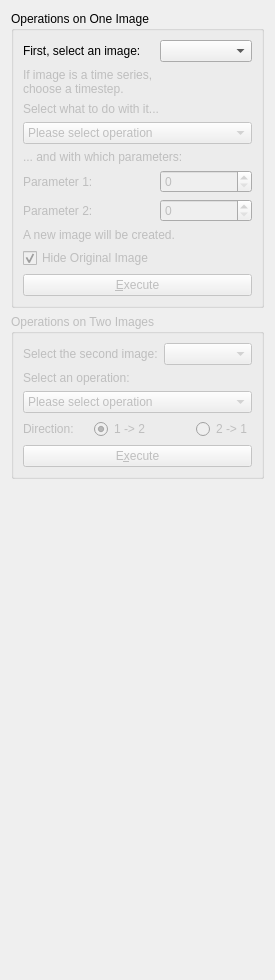
Qt form Modules/Bundles/org.mitk.gui.qt.basicimageprocessing/src/internal/QmitkBasicImageProcessingViewControls.ui (MITK/MITK) before a commit.
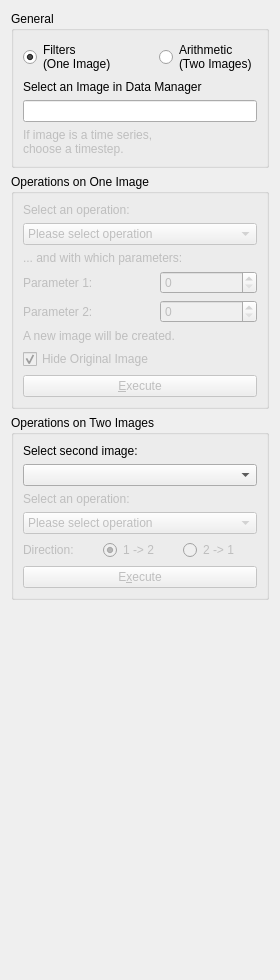
The same form after that commit. Custom widgets are drawn as their Qt base class.

Commit message: FIX (#2686): Major GUI and logic revision

Patch:
```diff
--- a/Modules/Bundles/org.mitk.gui.qt.basicimageprocessing/src/internal/QmitkBasicImageProcessingViewControls.ui
+++ b/Modules/Bundles/org.mitk.gui.qt.basicimageprocessing/src/internal/QmitkBasicImageProcessingViewControls.ui
@@ -13,147 +13,50 @@
   <property name="windowTitle">
    <string>Form</string>
   </property>
-  <layout class="QGridLayout" name="gridLayout_3">
-   <item row="1" column="0">
-    <widget class="QGroupBox" name="gbTwoImageOps">
-     <property name="enabled">
-      <bool>false</bool>
-     </property>
-     <property name="title">
-      <string>Operations on Two Images</string>
-     </property>
-     <layout class="QGridLayout" name="gridLayout_2">
-      <item row="0" column="0" colspan="2">
-       <widget class="QLabel" name="textLabel1">
-        <property name="text">
-         <string>Select the second image:</string>
-        </property>
-        <property name="wordWrap">
-         <bool>false</bool>
-        </property>
-        <property name="buddy">
-         <cstring>m_ImageSelector2</cstring>
-        </property>
-       </widget>
-      </item>
-      <item row="0" column="2" colspan="2">
-       <widget class="QmitkDataStorageComboBox" name="m_ImageSelector2"/>
-      </item>
-      <item row="1" column="0" colspan="2">
-       <widget class="QLabel" name="textLabel2">
-        <property name="text">
-         <string>Select an operation:</string>
-        </property>
-        <property name="wordWrap">
-         <bool>false</bool>
-        </property>
-        <property name="buddy">
-         <cstring>cbWhat2</cstring>
-        </property>
-       </widget>
-      </item>
-      <item row="2" column="0" colspan="4">
-       <widget class="QComboBox" name="cbWhat2">
-        <item>
-         <property name="text">
-          <string>Please select operation</string>
-         </property>
-        </item>
-        <item>
-         <property name="text">
-          <string>Add</string>
-         </property>
-        </item>
-        <item>
-         <property name="text">
-          <string>Subtract</string>
-         </property>
-        </item>
-        <item>
-         <property name="text">
-          <string>Multiplay</string>
-         </property>
-        </item>
-        <item>
-         <property name="text">
-          <string>Divide</string>
-         </property>
-        </item>
-       </widget>
-      </item>
-      <item row="3" column="0">
-       <widget class="QLabel" name="label">
-        <property name="cursor">
-         <cursorShape>ArrowCursor</cursorShape>
-        </property>
-        <property name="text">
-         <string>Direction: </string>
-        </property>
-       </widget>
-      </item>
-      <item row="3" column="1" colspan="2">
-       <widget class="QRadioButton" name="radioButton1">
-        <property name="text">
-         <string>1 -&gt; 2</string>
-        </property>
-        <property name="checked">
-         <bool>true</bool>
-        </property>
-       </widget>
-      </item>
-      <item row="3" column="3">
-       <widget class="QRadioButton" name="radioButton2">
-        <property name="text">
-         <string>2 -&gt; 1</string>
-        </property>
-       </widget>
-      </item>
-      <item row="4" column="0" colspan="4">
-       <widget class="QPushButton" name="btnDoIt2">
-        <property name="text">
-         <string>E&amp;xecute</string>
-        </property>
-       </widget>
-      </item>
-     </layout>
-    </widget>
-   </item>
-   <item row="2" column="0">
-    <spacer name="verticalSpacer">
-     <property name="orientation">
-      <enum>Qt::Vertical</enum>
-     </property>
-     <property name="sizeHint" stdset="0">
-      <size>
-       <width>20</width>
-       <height>489</height>
-      </size>
-     </property>
-    </spacer>
-   </item>
+  <layout class="QGridLayout" name="gridLayout_4">
    <item row="0" column="0">
-    <widget class="QGroupBox" name="gbOneImageOps">
+    <widget class="QGroupBox" name="groupBox">
      <property name="title">
-      <string>Operations on One Image</string>
+      <string>General</string>
      </property>
-     <layout class="QGridLayout" name="gridLayout">
+     <layout class="QGridLayout" name="gridLayout_3">
       <item row="0" column="0">
-       <widget class="QLabel" name="tl1_1">
+       <widget class="QRadioButton" name="rBOneImOp">
         <property name="text">
-         <string>First, select an image:</string>
+         <string>Filters
+(One Image)</string>
         </property>
-        <property name="wordWrap">
-         <bool>false</bool>
-        </property>
-        <property name="buddy">
-         <cstring>m_ImageSelector1</cstring>
+        <property name="checked">
+         <bool>true</bool>
         </property>
        </widget>
       </item>
       <item row="0" column="1">
-       <widget class="QmitkDataStorageComboBox" name="m_ImageSelector1"/>
+       <widget class="QRadioButton" name="rBTwoImOp">
+        <property name="text">
+         <string>Arithmetic
+(Two Images)</string>
+        </property>
+       </widget>
       </item>
-      <item row="1" column="0">
+      <item row="1" column="0" colspan="2">
+       <widget class="QLabel" name="tl1_1">
+        <property name="text">
+         <string>Select an Image in Data Manager</string>
+        </property>
+        <property name="wordWrap">
+         <bool>false</bool>
+        </property>
+       </widget>
+      </item>
+      <item row="2" column="0" colspan="2">
+       <widget class="QLineEdit" name="leImage1">
+        <property name="readOnly">
+         <bool>true</bool>
+        </property>
+       </widget>
+      </item>
+      <item row="3" column="0">
        <widget class="QLabel" name="tlTime">
         <property name="enabled">
          <bool>false</bool>
@@ -167,20 +70,29 @@
         </property>
        </widget>
       </item>
-      <item row="1" column="1">
+      <item row="3" column="1">
        <widget class="QmitkSliderNavigatorWidget" name="sliceNavigatorTime" native="true">
         <property name="enabled">
          <bool>false</bool>
         </property>
        </widget>
       </item>
-      <item row="2" column="0" colspan="2">
-       <widget class="QLabel" name="tlWhat">
+     </layout>
+    </widget>
+   </item>
+   <item row="1" column="0">
+    <widget class="QGroupBox" name="gbOneImageOps">
+     <property name="title">
+      <string>Operations on One Image</string>
+     </property>
+     <layout class="QGridLayout" name="gridLayout">
+      <item row="0" column="0" colspan="2">
+       <widget class="QLabel" name="tlWhat1">
         <property name="enabled">
          <bool>false</bool>
         </property>
         <property name="text">
-         <string>Select what to do with it...</string>
+         <string>Select an operation:</string>
         </property>
         <property name="wordWrap">
          <bool>false</bool>
@@ -190,7 +102,7 @@
         </property>
        </widget>
       </item>
-      <item row="3" column="0" colspan="2">
+      <item row="1" column="0" colspan="2">
        <widget class="QComboBox" name="cbWhat1">
         <property name="enabled">
          <bool>false</bool>
@@ -282,7 +194,7 @@
         </item>
        </widget>
       </item>
-      <item row="4" column="0" colspan="2">
+      <item row="2" column="0" colspan="2">
        <widget class="QLabel" name="tlParam">
         <property name="enabled">
          <bool>false</bool>
@@ -295,7 +207,7 @@
         </property>
        </widget>
       </item>
-      <item row="5" column="0">
+      <item row="3" column="0">
        <widget class="QLabel" name="tlParam1">
         <property name="enabled">
          <bool>false</bool>
@@ -311,14 +223,14 @@
         </property>
        </widget>
       </item>
-      <item row="5" column="1">
+      <item row="3" column="1">
        <widget class="QSpinBox" name="sbParam1">
         <property name="enabled">
          <bool>false</bool>
         </property>
        </widget>
       </item>
-      <item row="6" column="0">
+      <item row="4" column="0">
        <widget class="QLabel" name="tlParam2">
         <property name="enabled">
          <bool>false</bool>
@@ -334,14 +246,14 @@
         </property>
        </widget>
       </item>
-      <item row="6" column="1">
+      <item row="4" column="1">
        <widget class="QSpinBox" name="sbParam2">
         <property name="enabled">
          <bool>false</bool>
         </property>
        </widget>
       </item>
-      <item row="7" column="0" colspan="2">
+      <item row="5" column="0" colspan="2">
        <widget class="QLabel" name="tlDoIt">
         <property name="enabled">
          <bool>false</bool>
@@ -357,7 +269,7 @@
         </property>
        </widget>
       </item>
-      <item row="8" column="0">
+      <item row="6" column="0">
        <widget class="QCheckBox" name="cbHideOrig">
         <property name="enabled">
          <bool>false</bool>
@@ -370,7 +282,7 @@
         </property>
        </widget>
       </item>
-      <item row="9" column="0" colspan="2">
+      <item row="7" column="0" colspan="2">
        <widget class="QPushButton" name="btnDoIt">
         <property name="enabled">
          <bool>false</bool>
@@ -383,6 +295,154 @@
      </layout>
     </widget>
    </item>
+   <item row="2" column="0">
+    <widget class="QGroupBox" name="gbTwoImageOps">
+     <property name="enabled">
+      <bool>true</bool>
+     </property>
+     <property name="title">
+      <string>Operations on Two Images</string>
+     </property>
+     <property name="checkable">
+      <bool>false</bool>
+     </property>
+     <property name="checked">
+      <bool>false</bool>
+     </property>
+     <layout class="QGridLayout" name="gridLayout_2">
+      <item row="0" column="0" colspan="2">
+       <widget class="QLabel" name="textLabel1">
+        <property name="enabled">
+         <bool>true</bool>
+        </property>
+        <property name="text">
+         <string>Select second image:</string>
+        </property>
+        <property name="wordWrap">
+         <bool>false</bool>
+        </property>
+        <property name="buddy">
+         <cstring>m_ImageSelector2</cstring>
+        </property>
+       </widget>
+      </item>
+      <item row="1" column="0" colspan="3">
+       <widget class="QmitkDataStorageComboBox" name="m_ImageSelector2">
+        <property name="enabled">
+         <bool>true</bool>
+        </property>
+       </widget>
+      </item>
+      <item row="2" column="0" colspan="2">
+       <widget class="QLabel" name="tlWhat2">
+        <property name="enabled">
+         <bool>false</bool>
+        </property>
+        <property name="text">
+         <string>Select an operation:</string>
+        </property>
+        <property name="wordWrap">
+         <bool>false</bool>
+        </property>
+        <property name="buddy">
+         <cstring>cbWhat2</cstring>
+        </property>
+       </widget>
+      </item>
+      <item row="3" column="0" colspan="3">
+       <widget class="QComboBox" name="cbWhat2">
+        <property name="enabled">
+         <bool>false</bool>
+        </property>
+        <item>
+         <property name="text">
+          <string>Please select operation</string>
+         </property>
+        </item>
+        <item>
+         <property name="text">
+          <string>Add</string>
+         </property>
+        </item>
+        <item>
+         <property name="text">
+          <string>Subtract</string>
+         </property>
+        </item>
+        <item>
+         <property name="text">
+          <string>Multiplay</string>
+         </property>
+        </item>
+        <item>
+         <property name="text">
+          <string>Divide</string>
+         </property>
+        </item>
+       </widget>
+      </item>
+      <item row="4" column="0">
+       <widget class="QLabel" name="tlDirection">
+        <property name="enabled">
+         <bool>false</bool>
+        </property>
+        <property name="cursor">
+         <cursorShape>ArrowCursor</cursorShape>
+        </property>
+        <property name="text">
+         <string>Direction: </string>
+        </property>
+       </widget>
+      </item>
+      <item row="4" column="1">
+       <widget class="QRadioButton" name="rbDirection1">
+        <property name="enabled">
+         <bool>false</bool>
+        </property>
+        <property name="text">
+         <string>1 -&gt; 2</string>
+        </property>
+        <property name="checked">
+         <bool>true</bool>
+        </property>
+       </widget>
+      </item>
+      <item row="4" column="2">
+       <widget class="QRadioButton" name="rbDirection2">
+        <property name="enabled">
+         <bool>false</bool>
+        </property>
+        <property name="text">
+         <string>2 -&gt; 1</string>
+        </property>
+       </widget>
+      </item>
+      <item row="5" column="0" colspan="3">
+       <widget class="QPushButton" name="btnDoIt2">
+        <property name="enabled">
+         <bool>false</bool>
+        </property>
+        <property name="text">
+         <string>E&amp;xecute</string>
+        </property>
+       </widget>
+      </item>
+     </layout>
+    </widget>
+   </item>
+   <item row="3" column="0">
+    <spacer name="verticalSpacer">
+     <property name="orientation">
+      <enum>Qt::Vertical</enum>
+     </property>
+     <property name="sizeHint" stdset="0">
+      <size>
+       <width>254</width>
+       <height>403</height>
+      </size>
+     </property>
+    </spacer>
+   </item>
   </layout>
  </widget>
  <customwidgets>
```
The commit also changes 2 other files.
